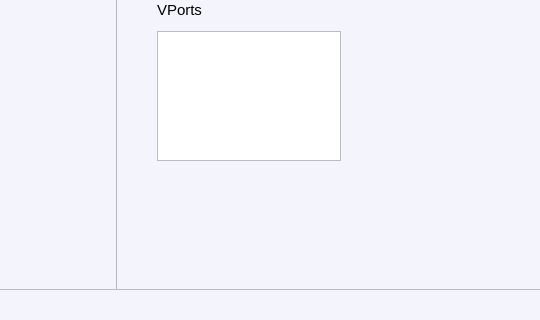
Old version of the form Software/MarvieController.ui in the repository Orange-hanter/Marvie; both pictures show x 0 to 540 and y 360 to 680 of the 540 by 680 pixel window.
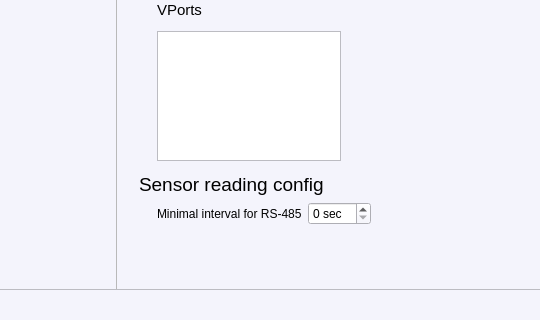
New version of the form. The open tabs and pages were chosen to show the change. Icons and pictures are not drawn. Custom widgets are drawn as their Qt base class.

Commit message: Sensor reading config added

What changed in the file:
```diff
--- a/Software/MarvieController.ui
+++ b/Software/MarvieController.ui
@@ -3818,6 +3818,100 @@
                  </layout>
                 </widget>
                </item>
+               <item>
+                <widget class="QWidget" name="networkConfigWidget_2" native="true">
+                 <layout class="QVBoxLayout" name="verticalLayout_24">
+                  <property name="leftMargin">
+                   <number>0</number>
+                  </property>
+                  <property name="topMargin">
+                   <number>0</number>
+                  </property>
+                  <property name="rightMargin">
+                   <number>0</number>
+                  </property>
+                  <property name="bottomMargin">
+                   <number>0</number>
+                  </property>
+                  <item>
+                   <widget class="QLabel" name="label_19">
+                    <property name="font">
+                     <font>
+                      <pointsize>14</pointsize>
+                     </font>
+                    </property>
+                    <property name="text">
+                     <string>Sensor reading config</string>
+                    </property>
+                   </widget>
+                  </item>
+                  <item>
+                   <layout class="QVBoxLayout" name="verticalLayout_25">
+                    <property name="leftMargin">
+                     <number>18</number>
+                    </property>
+                    <property name="bottomMargin">
+                     <number>0</number>
+                    </property>
+                    <item>
+                     <widget class="QWidget" name="gsmModbusAsciiGroupWidget_10" native="true">
+                      <layout class="QHBoxLayout" name="horizontalLayout_45">
+                       <property name="leftMargin">
+                        <number>0</number>
+                       </property>
+                       <property name="topMargin">
+                        <number>0</number>
+                       </property>
+                       <property name="rightMargin">
+                        <number>0</number>
+                       </property>
+                       <property name="bottomMargin">
+                        <number>0</number>
+                       </property>
+                       <item>
+                        <widget class="QLabel" name="label_21">
+                         <property name="minimumSize">
+                          <size>
+                           <width>50</width>
+                           <height>0</height>
+                          </size>
+                         </property>
+                         <property name="text">
+                          <string>Minimal interval for RS-485</string>
+                         </property>
+                        </widget>
+                       </item>
+                       <item>
+                        <widget class="QSpinBox" name="rs485MinIntervalSpinBox">
+                         <property name="suffix">
+                          <string> sec</string>
+                         </property>
+                         <property name="maximum">
+                          <number>60</number>
+                         </property>
+                        </widget>
+                       </item>
+                       <item>
+                        <spacer name="horizontalSpacer_39">
+                         <property name="orientation">
+                          <enum>Qt::Horizontal</enum>
+                         </property>
+                         <property name="sizeHint" stdset="0">
+                          <size>
+                           <width>40</width>
+                           <height>20</height>
+                          </size>
+                         </property>
+                        </spacer>
+                       </item>
+                      </layout>
+                     </widget>
+                    </item>
+                   </layout>
+                  </item>
+                 </layout>
+                </widget>
+               </item>
                <item>
                 <spacer name="verticalSpacer">
                  <property name="orientation">
```
Left out of the diff: 2 changed lines with no effect on the pictures. The commit also changes 7 other files.
